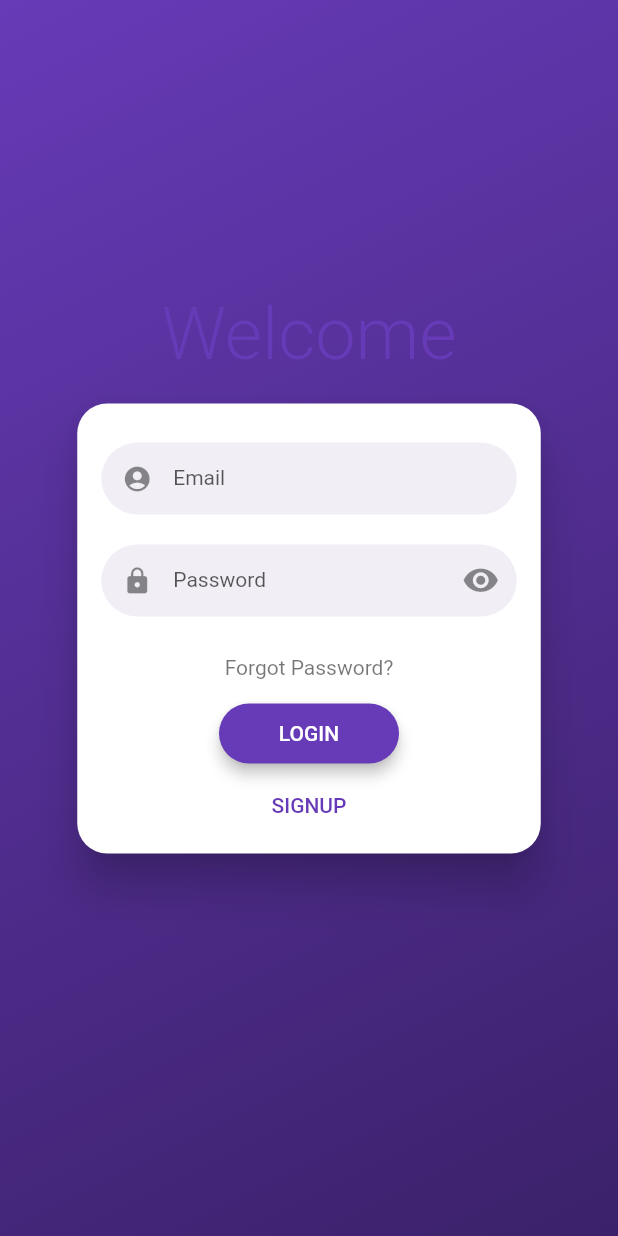
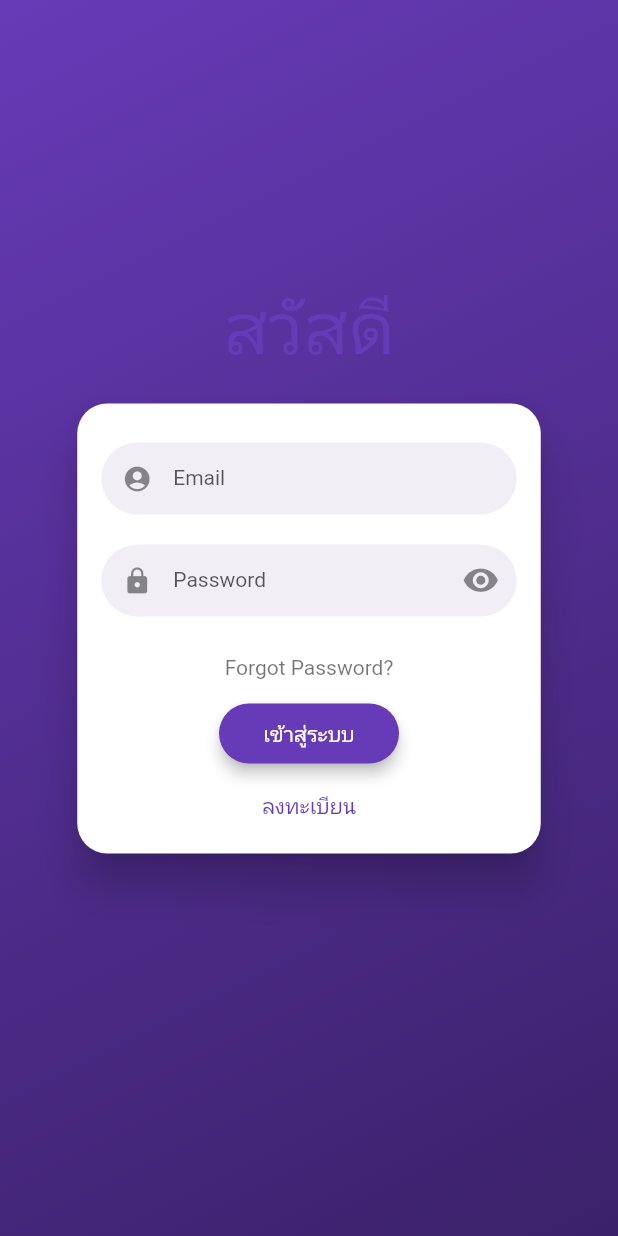
Before and after one commit to acme-architecture/FlutterAmplifyDemo, a Flutter app: the screen it shows after launch, on a phone screen of 412 x 824 dp. Run offline on Flutter 3.47's test engine with Material 2 defaults, Android fonts, the phone set to English and light mode, and no system bars; drawn by our look-alikes of flutter_login; missing offline and left inert: amplify_auth_cognito, amplify_flutter.

Commit message:
Save pubspec for flutter Porisa font

```diff
--- a/lib/widgets/login.dart
+++ b/lib/widgets/login.dart
@@ -2,6 +2,7 @@ import 'package:flutter/material.dart';
 import 'package:amplify_flutter/amplify.dart';
 import 'package:amplify_auth_cognito/amplify_auth_cognito.dart';
 import 'package:flutter_login/flutter_login.dart';
+import 'package:flutter_login/theme.dart';
 
 class Login extends StatefulWidget {
   @override
@@ -64,7 +65,7 @@ class _LoginState extends State<Login> {
   @override
   Widget build(BuildContext context) {
     return FlutterLogin(
-      title: 'Welcome',
+      title: 'สวัสดี',
       onLogin: _onLogin,
       onRecoverPassword: (String email) => _onRecoverPassword(context, email),
       onSignup: _onSignup,
@@ -77,6 +78,10 @@ class _LoginState extends State<Login> {
           arguments: _data,
         );
       },
+      messages: LoginMessages(
+        loginButton: "เข้าสู่ระบบ",
+        signupButton: "ลงทะเบียน"
+      ),
     );
   }
 }
```
Also changed, not shown: pubspec.yaml (+5 -2 lines), fonts/Purisa.ttf (added), 1 other file.
